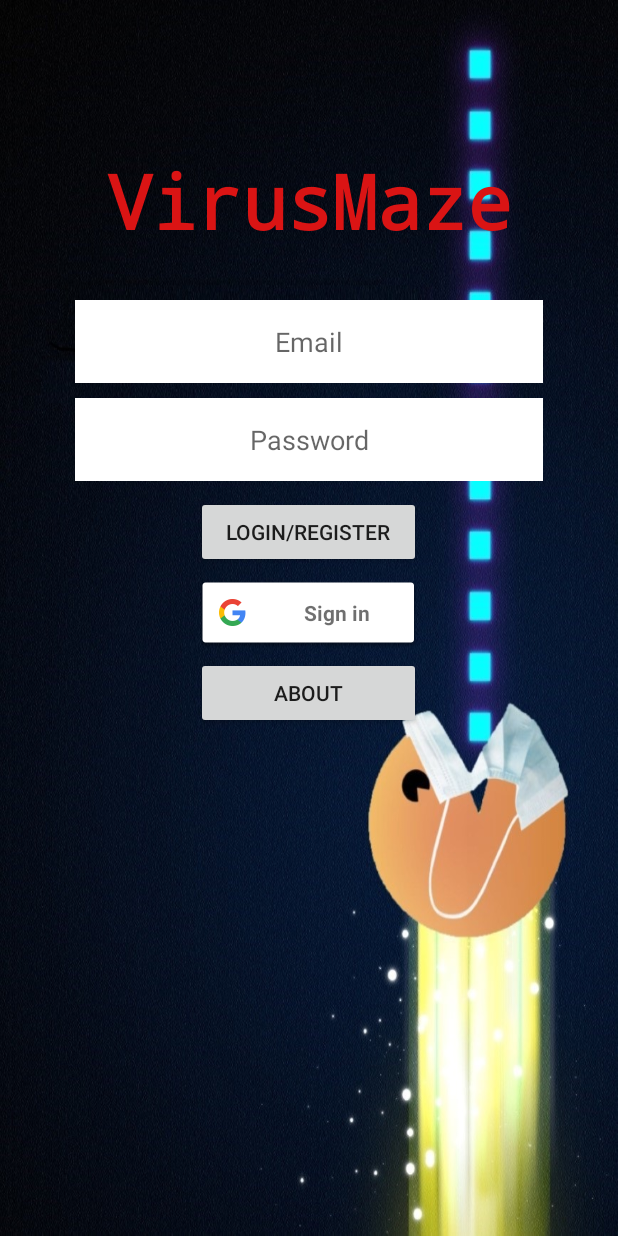
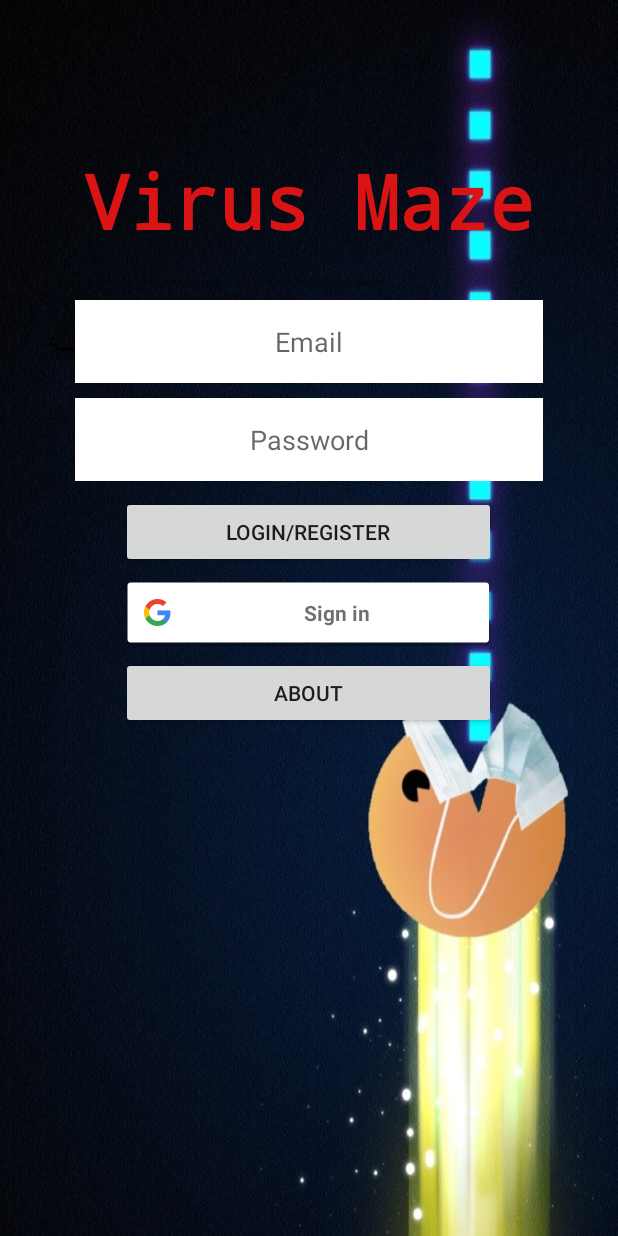
Before and after one commit to FabulousToupee/VirusMaze, an Android app: the layout activity_main.xml on its own in the app's theme, with its tools: preview values and no code run, on a phone screen of 412 x 824 dp. Run offline under Robolectric (Android 15) with nearby library versions, the phone set to English and light mode, and no system bars.

Commit message:
Bug fixes

```diff
--- a/app/src/main/java/dam_45133/virusmaze/Activities/MenuActivity.java
+++ b/app/src/main/java/dam_45133/virusmaze/Activities/MenuActivity.java
@@ -42,7 +42,7 @@ public class MenuActivity  extends AppCompatActivity {
     public void signOut(View view){
         if(firebaseAuth.getCurrentUser() != null) {
             firebaseAuth.signOut();
-            Toast.makeText(MenuActivity.this, "Bye! See you next time.", Toast.LENGTH_SHORT).show();
+            Toast.makeText(MenuActivity.this, getResources().getString(R.string.goodbye), Toast.LENGTH_SHORT).show();
             startActivity(new Intent(MenuActivity.this, MainActivity.class));
         }
     }
@@ -78,7 +78,7 @@ public class MenuActivity  extends AppCompatActivity {
     @Override
     public void onBackPressed() {
         if (firebaseAuth.getCurrentUser() != null)
-            Toast.makeText(MenuActivity.this, "Please logout to do that", Toast.LENGTH_SHORT).show();
+            Toast.makeText(MenuActivity.this, getResources().getString(R.string.pleaselogout), Toast.LENGTH_SHORT).show();
     }
 
     @Override
--- a/app/src/main/java/dam_45133/virusmaze/Activities/ScoresActivity.java
+++ b/app/src/main/java/dam_45133/virusmaze/Activities/ScoresActivity.java
@@ -34,7 +34,6 @@ public class ScoresActivity extends AppCompatActivity {
     private FirebaseAuth mAuth;
     private FirebaseUser currentUser;
     private Query myTopPostsQuery;
-    String difficulty;
 
     @Override
     protected void onCreate(Bundle savedInstanceState) {
--- a/app/src/main/res/layout/activity_main.xml
+++ b/app/src/main/res/layout/activity_main.xml
@@ -1,6 +1,5 @@
 <?xml version="1.0" encoding="utf-8"?>
 <RelativeLayout xmlns:android="http://schemas.android.com/apk/res/android"
-    xmlns:app="http://schemas.android.com/apk/res-auto"
     xmlns:tools="http://schemas.android.com/tools"
     android:layout_width="match_parent"
     android:layout_height="match_parent"
@@ -12,7 +11,8 @@
         android:layout_width="fill_parent"
         android:layout_height="fill_parent"
         android:src="@drawable/mainmenu"
-        android:scaleType="fitXY"/>
+        android:scaleType="fitXY"
+        android:contentDescription="@string/app_name"/>
 
 
     <LinearLayout
@@ -66,7 +66,7 @@
             android:background="@color/white"/>
 
         <Button
-            android:layout_width="150dp"
+            android:layout_width="250dp"
             android:layout_height="wrap_content"
             android:text="@string/loginAndRegister"
             android:onClick="startSignInEmailAndPassword"
@@ -75,13 +75,13 @@
 
         <com.google.android.gms.common.SignInButton
             android:id="@+id/sign_in_button_google"
-            android:layout_width="150dp"
+            android:layout_width="250dp"
             android:layout_height="wrap_content"
             android:text="@string/about"
             android:layout_marginBottom="5dp"/>
 
         <Button
-            android:layout_width="150dp"
+            android:layout_width="250dp"
             android:layout_height="wrap_content"
             android:text="@string/about"
             android:onClick="showAboutScreen"
```
Also changed, not shown: app/src/main/java/dam_45133/virusmaze/Activities/GameOverActivity.java (+28 -6 lines), app/src/main/java/dam_45133/virusmaze/Activities/MainActivity.java (+5 -5 lines), app/src/main/res/values/strings.xml (+17 -9 lines), 2 other files.
